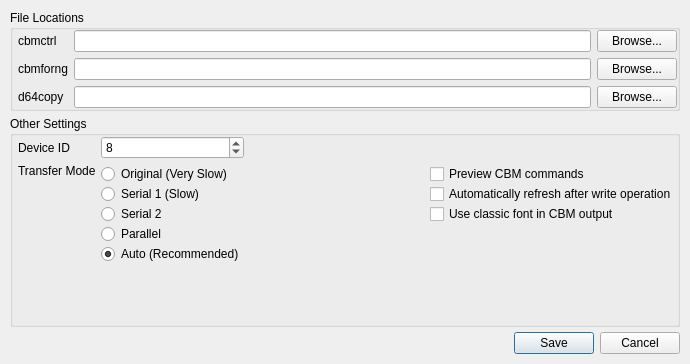
Qt form settingsdialog.ui (mveinot/QtCBM) before a commit.
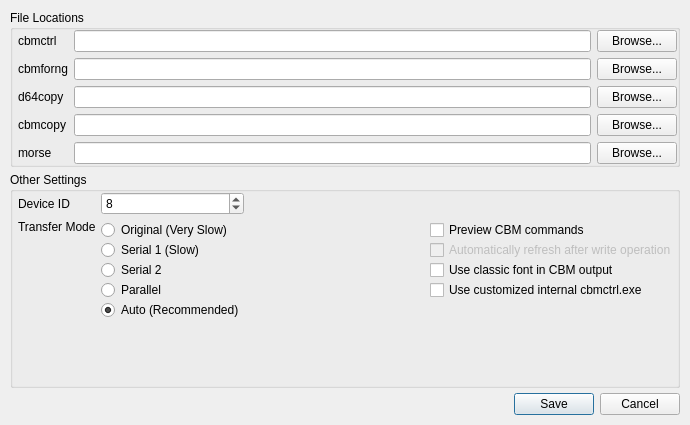
The same form after that commit.

Commit message: Include a customized cbmctrl.exe and Do the work needed to display C64 PETSCII characters In the dir listing

```diff
--- a/settingsdialog.ui
+++ b/settingsdialog.ui
@@ -10,7 +10,7 @@
     <x>0</x>
     <y>0</y>
     <width>690</width>
-    <height>364</height>
+    <height>425</height>
    </rect>
   </property>
   <property name="windowTitle">
@@ -54,6 +54,9 @@
         </property>
         <item row="0" column="0">
          <layout class="QGridLayout" name="gridLayout">
+          <item row="3" column="2">
+           <widget class="QLineEdit" name="input_cbmcopy"/>
+          </item>
           <item row="1" column="0">
            <widget class="QLabel" name="label_3">
             <property name="text">
@@ -75,36 +78,67 @@
             </property>
            </widget>
           </item>
-          <item row="1" column="2">
+          <item row="1" column="3">
            <widget class="QPushButton" name="browse_cbmforng">
             <property name="text">
              <string>Browse...</string>
             </property>
            </widget>
           </item>
-          <item row="0" column="2">
+          <item row="0" column="3">
            <widget class="QPushButton" name="browse_cbmctrl">
             <property name="text">
              <string>Browse...</string>
             </property>
            </widget>
           </item>
-          <item row="0" column="1">
+          <item row="0" column="2">
            <widget class="QLineEdit" name="input_cbmctrl"/>
           </item>
-          <item row="1" column="1">
+          <item row="1" column="2">
            <widget class="QLineEdit" name="input_cbmforng"/>
           </item>
-          <item row="2" column="2">
+          <item row="2" column="3">
            <widget class="QPushButton" name="browse_d64copy">
             <property name="text">
              <string>Browse...</string>
             </property>
            </widget>
           </item>
-          <item row="2" column="1">
+          <item row="2" column="2">
            <widget class="QLineEdit" name="input_d64copy"/>
           </item>
+          <item row="3" column="3">
+           <widget class="QPushButton" name="browse_cbmcopy">
+            <property name="text">
+             <string>Browse...</string>
+            </property>
+           </widget>
+          </item>
+          <item row="3" column="0">
+           <widget class="QLabel" name="label_6">
+            <property name="text">
+             <string>cbmcopy</string>
+            </property>
+           </widget>
+          </item>
+          <item row="4" column="3">
+           <widget class="QPushButton" name="browse_morse">
+            <property name="text">
+             <string>Browse...</string>
+            </property>
+           </widget>
+          </item>
+          <item row="4" column="2">
+           <widget class="QLineEdit" name="input_morse"/>
+          </item>
+          <item row="4" column="0">
+           <widget class="QLabel" name="label_7">
+            <property name="text">
+             <string>morse</string>
+            </property>
+           </widget>
+          </item>
          </layout>
         </item>
        </layout>
@@ -288,6 +322,9 @@
             <layout class="QVBoxLayout" name="verticalLayout_5">
              <item>
               <widget class="QCheckBox" name="showCommands">
+               <property name="toolTip">
+                <string>Display a dialog showing the commands that will be executed and provide the opportunity to abort</string>
+               </property>
                <property name="text">
                 <string>Preview CBM commands</string>
                </property>
@@ -295,6 +332,9 @@
              </item>
              <item>
               <widget class="QCheckBox" name="autoRefresh">
+               <property name="enabled">
+                <bool>false</bool>
+               </property>
                <property name="text">
                 <string>Automatically refresh after write operation</string>
                </property>
@@ -302,11 +342,24 @@
              </item>
              <item>
               <widget class="QCheckBox" name="useC64font">
+               <property name="toolTip">
+                <string>Use a C64-like font that contains PETSCII characters</string>
+               </property>
                <property name="text">
                 <string>Use classic font in CBM output</string>
                </property>
               </widget>
              </item>
+             <item>
+              <widget class="QCheckBox" name="useInternalCBMctrl">
+               <property name="toolTip">
+                <string>The customized internal cbmctrl.exe allows QtCBM to display PETSCII characters in the directory listing when the classic font is selected</string>
+               </property>
+               <property name="text">
+                <string>Use customized internal cbmctrl.exe</string>
+               </property>
+              </widget>
+             </item>
              <item>
               <spacer name="verticalSpacer">
                <property name="orientation">
```
The commit also changes 8 other files.
